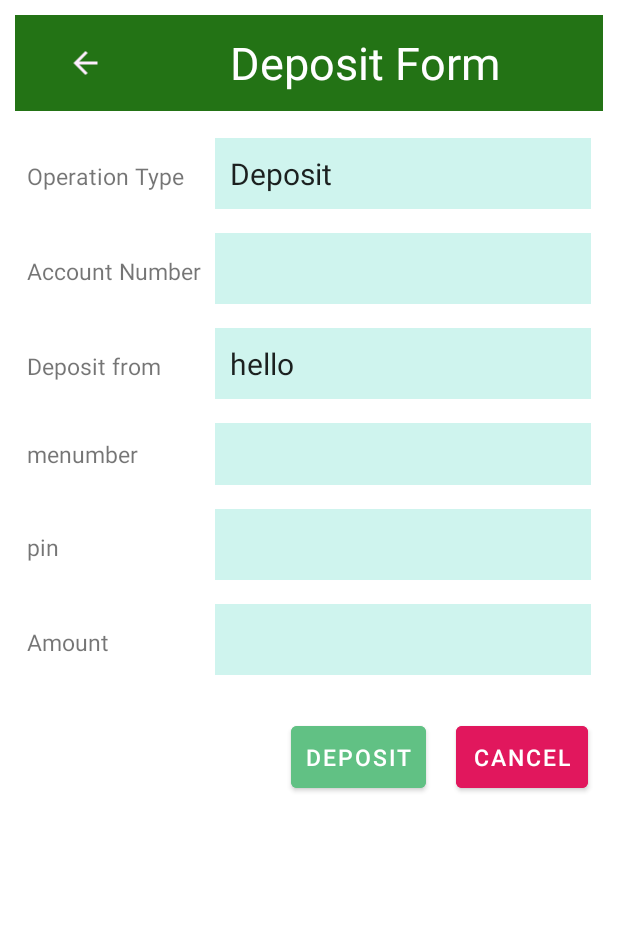
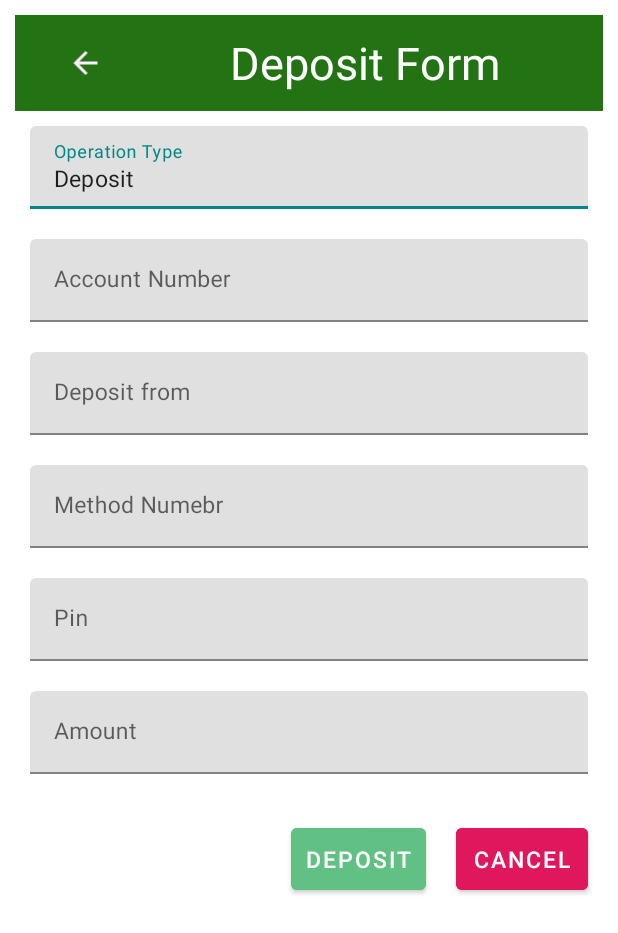
Before and after one commit to mdsaddam1994hossain/androidBanking, an Android app: the DepositForm screen opened directly, with no data from a screen before it, on a phone screen of 412 x 824 dp. Shown: the top 933 px of the screen. Run offline under Robolectric (Android 15) with nearby library versions, the phone set to English and light mode, and no system bars.

Commit message:
rest deposit and account work

```diff
--- a/app/src/main/java/com/example/bankproject2/DepositForm.java
+++ b/app/src/main/java/com/example/bankproject2/DepositForm.java
@@ -12,12 +12,31 @@ import android.widget.TextView;
 import androidx.appcompat.app.AlertDialog;
 import androidx.appcompat.app.AppCompatActivity;
 
+import com.example.bankproject2.model.Account;
+import com.example.bankproject2.model.Deposit;
+import com.example.bankproject2.restClient.RestClient;
+import com.example.bankproject2.restService.AccountService;
+import com.example.bankproject2.restService.DepositService;
+import com.google.android.material.textfield.TextInputEditText;
+import com.google.android.material.textfield.TextInputLayout;
+
+import java.util.Date;
+import java.util.List;
+
+import retrofit2.Call;
+import retrofit2.Callback;
+import retrofit2.Response;
+
 public class DepositForm extends AppCompatActivity implements View.OnClickListener {
-    EditText methodname;
-    TextView methodNumber,methodPin;
+    TextInputEditText methodname,depositAccountNumber,depositAmount;
+    TextInputLayout methodNumber,methodPin;
     Button depositButton,depoCancelButton;
     ImageView depositformbackButton;
     AlertDialog.Builder alertdialogbuilder;
+
+    List<Account> allAccount;
+
+    Date date = new Date();
     @Override
     protected void onCreate(Bundle savedInstanceState) {
         super.onCreate(savedInstanceState);
@@ -26,21 +45,43 @@ public class DepositForm extends AppCompatActivity implements View.OnClickListen
         methodname = findViewById(R.id.depositmethodNameId);
         methodNumber = findViewById(R.id.methodId);
         methodPin = findViewById(R.id.methodPin);
+        depositAmount = findViewById(R.id.depositamountId);
         depositButton = findViewById(R.id.depositButtonId);
         depoCancelButton = findViewById(R.id.depositcancelButtonId);
         depositformbackButton = findViewById(R.id.deposifromtBeckButtonId);
+        depositAccountNumber = findViewById(R.id.depositaccountNumberId);
 
         depositButton.setOnClickListener(this);
         depoCancelButton.setOnClickListener(this);
         depositformbackButton.setOnClickListener(this);
+
+        AccountService accountService = RestClient.getRetrofitInstance().create(AccountService.class);
+        accountService.getAllAccountByCustomerId(MainActivity.custId).enqueue(new Callback<List<Account>>() {
+            @Override
+            public void onResponse(Call<List<Account>> call, Response<List<Account>> response) {
+                 allAccount = response.body();
+
+            }
+
+            @Override
+            public void onFailure(Call<List<Account>> call, Throwable t) {
+
+                System.out.println("Error ----"+t.getMessage());
+                t.printStackTrace();
+
+            }
+        });
+
+
 
         Bundle bundle = getIntent().getExtras();
         if(bundle != null){
 
             String  values = bundle.getString("items");
             methodname.setText(values);
-            methodNumber.setText(values +" Number");
-            methodPin.setText(values +" Pin");
+//            methodNumber.setText()
+//            methodNumber.setText(values +" Number");
+//            methodPin.setText(values +" Pin");
 
 
 
@@ -51,6 +92,41 @@ public class DepositForm extends AppCompatActivity implements View.OnClickListen
     @Override
     public void onClick(View v) {
         if(v.getId() == R.id.depositButtonId){
+
+
+            AccountService accountService = RestClient.getRetrofitInstance().create(AccountService.class);
+            accountService.getAccountById(1).enqueue(new Callback<Account>() {
+                @Override
+                public void onResponse(Call<Account> call, Response<Account> response) {
+                    Account a = response.body();
+                    double oldBalance = a.getBalance();
+                    double amount = Double.parseDouble(depositAmount.getText().toString());
+                    double newBalance = oldBalance + amount;
+                    a.setCustId(a.getCustId());
+                    a.setBalance(newBalance);
+                    accountService.updateAccount(a);
+
+                    System.out.println("oldBalance is --------"+ oldBalance);
+                    System.out.println("newBalance is --------"+ newBalance);
+
+                    Deposit d = new Deposit();
+                    d.setAccountNumber(1);
+                    d.setAmount(amount);
+                    d.setDepositDate(date);
+                    d.setMethod(methodname.getText().toString());
+
+                    accountService.savedeposit(d);
+
+
+                }
+
+                @Override
+                public void onFailure(Call<Account> call, Throwable t) {
+                    System.out.println("Error ----"+t.getMessage());
+                    t.printStackTrace();
+                }
+            });
+
             Intent intent = new Intent(DepositForm.this,HomePage.class);
             startActivity(intent);
         }
--- a/app/src/main/java/com/example/bankproject2/MainActivity.java
+++ b/app/src/main/java/com/example/bankproject2/MainActivity.java
@@ -6,6 +6,7 @@ import android.content.Intent;
 import android.os.Bundle;
 import android.view.View;
 import android.widget.Button;
+import android.widget.Toast;
 
 import com.example.bankproject2.model.Customer;
 import com.example.bankproject2.restClient.RestClient;
@@ -27,7 +28,7 @@ public class MainActivity extends AppCompatActivity implements View.OnClickListe
     ArrayList customers;
 
    // String restEmail,restPassword;
-    int custId;
+   static int custId;
     @Override
     protected void onCreate(Bundle savedInstanceState) {
         super.onCreate(savedInstanceState);
@@ -73,20 +74,23 @@ public class MainActivity extends AppCompatActivity implements View.OnClickListe
 
             String email = emailEdit.getText().toString();
             String password = passwordEdit.getText().toString();
-            System.out.println("Password "+password+"email "+email);
+
             CustomerService customerService = RestClient.getRetrofitInstance().create(CustomerService.class);
             customerService.getCustomerByEmailAddPssword(email,password).enqueue(new Callback<Customer>() {
                 @Override
                 public void onResponse(Call<Customer> call, Response<Customer> response) {
                     Customer customer = response.body();
-                    System.out.println("Response "+response.body());
-                    System.out.println("customer "+customer);
-                    System.out.println("email----------"+email+response.body());
 
-                    if(customer.getEmail() != null && email.equals(customer.getEmail()) && password.equals(customer.getPassword())){
+
+                    if(email.equals(customer.getEmail()) && password.equals(customer.getPassword())){
+                        custId = customer.getCustId();
+                        System.out.println("customer is ----------------"+custId);
                         Intent intent = new Intent(MainActivity.this,HomePage.class);
+                       // intent.putExtra("custId",custId);
                         startActivity(intent);
 
+                    }else {
+                        Toast.makeText(MainActivity.this,"Email or password Not match",Toast.LENGTH_SHORT).show();
                     }
 
 
--- a/app/src/main/java/com/example/bankproject2/restClient/RestClient.java
+++ b/app/src/main/java/com/example/bankproject2/restClient/RestClient.java
@@ -5,7 +5,7 @@ import retrofit2.converter.gson.GsonConverterFactory;
 
 public class RestClient {
     static Retrofit retrofit;
-    static final  String BASE_URL = "http://192.168.10.231:8080/";
+    static final  String BASE_URL = "http://192.168.0.105:8080/";
 
     public static Retrofit getRetrofitInstance(){
         if(retrofit == null){
--- /dev/null
+++ b/app/src/main/java/com/example/bankproject2/restService/AccountService.java
@@ -0,0 +1,32 @@
+package com.example.bankproject2.restService;
+
+import com.example.bankproject2.model.Account;
+import com.example.bankproject2.model.Deposit;
+
+
+import java.util.List;
+
+import retrofit2.Call;
+import retrofit2.http.Body;
+import retrofit2.http.GET;
+import retrofit2.http.POST;
+import retrofit2.http.PUT;
+import retrofit2.http.Query;
+
+public interface AccountService {
+
+    @GET("/api/accountsByCustId")
+    Call<List<Account>> getAllAccountByCustomerId(@Query("custId") int custId);
+
+    @GET("/api/account")
+    Call<Account> getAccountById(@Query("accountNumber") int accountNumber);
+
+
+    @PUT("/api/updateAccount")
+    Call<Account> updateAccount(@Body Account a);
+
+    @POST("/api/deposit")
+    Call<Deposit> savedeposit(@Body Deposit d);
+
+
+}
--- /dev/null
+++ b/app/src/main/java/com/example/bankproject2/restService/DepositService.java
@@ -0,0 +1,13 @@
+package com.example.bankproject2.restService;
+
+import com.example.bankproject2.model.Deposit;
+
+import retrofit2.Call;
+import retrofit2.http.Body;
+import retrofit2.http.POST;
+
+public interface DepositService {
+
+    @POST("/api/deposit")
+    Call<Deposit> savedeposit(@Body Deposit d);
+}
--- a/app/src/main/res/layout/activity_deposit_form.xml
+++ b/app/src/main/res/layout/activity_deposit_form.xml
@@ -40,156 +40,255 @@
             />
     </LinearLayout>
 
-    <LinearLayout
+    <com.google.android.material.textfield.TextInputLayout
         android:layout_width="match_parent"
         android:layout_height="wrap_content"
-        android:weightSum="6"
-        android:orientation="horizontal"
-        android:padding="8dp"
-        android:layout_marginTop="10dp"
-        >
-        <TextView
-            android:layout_width="0dp"
+        android:hint="Operation Type">
+
+        <com.google.android.material.textfield.TextInputEditText
+            android:id="@+id/depositoperationType"
+            android:layout_width="match_parent"
             android:layout_height="wrap_content"
-            android:layout_weight="2"
-            android:text="Operation Type"
-            android:textSize="15dp"/>
-        <EditText
-            android:layout_weight="4"
-            android:layout_width="0dp"
-            android:layout_height="wrap_content"
-            android:textSize="20dp"
+            android:layout_margin="10dp"
+            android:textSize="15dp"
             android:text="Deposit"
-            android:editable="false"
-            android:id="@+id/depositoperationType"
-            android:background="#CFF4EE"
-            android:padding="10dp"/>
+            />
 
-    </LinearLayout>
+    </com.google.android.material.textfield.TextInputLayout>
 
-    <LinearLayout
+<!--    <LinearLayout-->
+<!--        android:layout_width="match_parent"-->
+<!--        android:layout_height="wrap_content"-->
+<!--        android:weightSum="6"-->
+<!--        android:orientation="horizontal"-->
+<!--        android:padding="8dp"-->
+<!--        android:layout_marginTop="10dp"-->
+<!--        >-->
+<!--        <TextView-->
+<!--            android:layout_width="0dp"-->
+<!--            android:layout_height="wrap_content"-->
+<!--            android:layout_weight="2"-->
+<!--            android:text="Operation Type"-->
+<!--            android:textSize="15dp"/>-->
+<!--        <EditText-->
+<!--            android:layout_weight="4"-->
+<!--            android:layout_width="0dp"-->
+<!--            android:layout_height="wrap_content"-->
+<!--            android:textSize="20dp"-->
+<!--            android:text="Deposit"-->
+<!--            android:editable="false"-->
+<!--            android:id="@+id/depositoperationType"-->
+<!--            android:background="#CFF4EE"-->
+<!--            android:padding="10dp"/>-->
+
+<!--    </LinearLayout>-->
+
+    <com.google.android.material.textfield.TextInputLayout
         android:layout_width="match_parent"
         android:layout_height="wrap_content"
-        android:weightSum="6"
-        android:orientation="horizontal"
-        android:padding="8dp"
+        android:hint="Account Number">
 
-        >
-        <TextView
-            android:layout_width="0dp"
+        <com.google.android.material.textfield.TextInputEditText
+            android:id="@+id/depositaccountNumberId"
+            android:layout_width="match_parent"
             android:layout_height="wrap_content"
-            android:layout_weight="2"
-            android:text="Account Number"
-            android:textSize="15dp" />
-        <EditText
-            android:layout_weight="4"
-            android:layout_width="0dp"
-            android:layout_height="wrap_content"
-            android:textSize="20dp"
-            android:id="@+id/depositaccountNumberId"
-            android:background="#CFF4EE"
-            android:padding="10dp"/>
+            android:layout_margin="10dp"
+            android:textSize="15dp"
 
-    </LinearLayout>
+            />
 
-    <LinearLayout
+    </com.google.android.material.textfield.TextInputLayout>
+
+<!--    <LinearLayout-->
+<!--        android:layout_width="match_parent"-->
+<!--        android:layout_height="wrap_content"-->
+<!--        android:weightSum="6"-->
+<!--        android:orientation="horizontal"-->
+<!--        android:padding="8dp"-->
+
+<!--        >-->
+<!--        <TextView-->
+<!--            android:layout_width="0dp"-->
+<!--            android:layout_height="wrap_content"-->
+<!--            android:layout_weight="2"-->
+<!--            android:text="Account Number"-->
+<!--            android:textSize="15dp" />-->
+<!--        <EditText-->
+<!--            android:layout_weight="4"-->
+<!--            android:layout_width="0dp"-->
+<!--            android:layout_height="wrap_content"-->
+<!--            android:textSize="20dp"-->
+<!--            android:id="@+id/depositaccountNumberId"-->
+<!--            android:background="#CFF4EE"-->
+<!--            android:padding="10dp"/>-->
+
+<!--    </LinearLayout>-->
+
+    <com.google.android.material.textfield.TextInputLayout
         android:layout_width="match_parent"
         android:layout_height="wrap_content"
-        android:weightSum="6"
-        android:orientation="horizontal"
-        android:padding="8dp"
-        >
-        <TextView
-            android:layout_width="0dp"
+        android:hint="Deposit from">
+
+        <com.google.android.material.textfield.TextInputEditText
+            android:id="@+id/depositmethodNameId"
+            android:layout_width="match_parent"
             android:layout_height="wrap_content"
-            android:layout_weight="2"
-            android:text="Deposit from"
-            android:textSize="15sp"/>
-        <EditText
-            android:layout_weight="4"
-            android:layout_width="0dp"
-            android:layout_height="wrap_content"
-            android:textSize="20dp"
-            android:text="hello"
-            android:id="@+id/depositmethodNameId"
-            android:background="#CFF4EE"
-            android:padding="10dp"/>
+            android:layout_margin="10dp"
+            android:textSize="15dp"
 
-    </LinearLayout>
+            />
 
-    <LinearLayout
+    </com.google.android.material.textfield.TextInputLayout>
+
+<!--    <LinearLayout-->
+<!--        android:layout_width="match_parent"-->
+<!--        android:layout_height="wrap_content"-->
+<!--        android:weightSum="6"-->
+<!--        android:orientation="horizontal"-->
+<!--        android:padding="8dp"-->
+<!--        >-->
+<!--        <TextView-->
+<!--            android:layout_width="0dp"-->
+<!--            android:layout_height="wrap_content"-->
+<!--            android:layout_weight="2"-->
+<!--            android:text="Deposit from"-->
+<!--            android:textSize="15sp"/>-->
+<!--        <EditText-->
+<!--            android:layout_weight="4"-->
+<!--            android:layout_width="0dp"-->
+<!--            android:layout_height="wrap_content"-->
+<!--            android:textSize="20dp"-->
+<!--            android:text="hello"-->
+<!--            android:id="@+id/depositmethodNameId"-->
+<!--            android:background="#CFF4EE"-->
+<!--            android:padding="10dp"/>-->
+
+<!--    </LinearLayout>-->
+
+    <com.google.android.material.textfield.TextInputLayout
+        android:id="@+id/methodId"
         android:layout_width="match_parent"
         android:layout_height="wrap_content"
-        android:weightSum="6"
-        android:orientation="horizontal"
-        android:padding="8dp"
-        >
-        <TextView
-            android:id="@+id/methodId"
-            android:layout_width="0dp"
+        android:hint="Method Numebr">
+
+        <com.google.android.material.textfield.TextInputEditText
+            android:id="@+id/depositmethodNumber"
+            android:layout_width="match_parent"
             android:layout_height="wrap_content"
-            android:layout_weight="2"
-            android:text="menumber"
-            android:textSize="15dp"/>
-        <EditText
-            android:layout_weight="4"
-            android:layout_width="0dp"
-            android:layout_height="wrap_content"
+            android:layout_margin="10dp"
             android:textSize="15dp"
-            android:background="#CFF4EE"
-            android:id="@+id/depositmethodNumber"
-            android:padding="10dp"/>
 
-    </LinearLayout>
-    <LinearLayout
+            />
+
+    </com.google.android.material.textfield.TextInputLayout>
+
+<!--    <LinearLayout-->
+<!--        android:layout_width="match_parent"-->
+<!--        android:layout_height="wrap_content"-->
+<!--        android:weightSum="6"-->
+<!--        android:orientation="horizontal"-->
+<!--        android:padding="8dp"-->
+<!--        >-->
+<!--        <TextView-->
+<!--            android:id="@+id/methodId"-->
+<!--            android:layout_width="0dp"-->
+<!--            android:layout_height="wrap_content"-->
+<!--            android:layout_weight="2"-->
+<!--            android:text="menumber"-->
+<!--            android:textSize="15dp"/>-->
+<!--        <EditText-->
+<!--            android:layout_weight="4"-->
+<!--            android:layout_width="0dp"-->
+<!--            android:layout_height="wrap_content"-->
+<!--            android:textSize="15dp"-->
+<!--            android:background="#CFF4EE"-->
+<!--            android:id="@+id/depositmethodNumber"-->
+<!--            android:padding="10dp"/>-->
+
+<!--    </LinearLayout>-->
+
+    <com.google.android.material.textfield.TextInputLayout
         android:layout_width="match_parent"
         android:layout_height="wrap_content"
-        android:weightSum="6"
-        android:orientation="horizontal"
-        android:padding="8dp"
-        >
-        <TextView
-            android:id="@+id/methodPin"
-            android:layout_width="0dp"
+        android:hint="Pin"
+        android:id="@+id/methodPin">
+
+        <com.google.android.material.textfield.TextInputEditText
+            android:id="@+id/depositmethodPinId"
+            android:layout_width="match_parent"
             android:layout_height="wrap_content"
-            android:layout_weight="2"
-            android:text="pin"
-            android:textSize="15dp"/>
-        <EditText
-            android:layout_weight="4"
-            android:layout_width="0dp"
-            android:layout_height="wrap_content"
-            android:textSize="20dp"
-            android:id="@+id/depositmethodPinId"
-            android:background="#CFF4EE"
+            android:layout_margin="10dp"
+            android:textSize="15dp"
             android:inputType="textPassword"
-            android:padding="10dp"
             />
 
-    </LinearLayout>
-    <LinearLayout
+    </com.google.android.material.textfield.TextInputLayout>
+
+<!--    <LinearLayout-->
+<!--        android:layout_width="match_parent"-->
+<!--        android:layout_height="wrap_content"-->
+<!--        android:weightSum="6"-->
+<!--        android:orientation="horizontal"-->
+<!--        android:padding="8dp"-->
+<!--        >-->
+<!--        <TextView-->
+<!--            android:id="@+id/methodPin"-->
+<!--            android:layout_width="0dp"-->
+<!--            android:layout_height="wrap_content"-->
+<!--            android:layout_weight="2"-->
+<!--            android:text="pin"-->
+<!--            android:textSize="15dp"/>-->
+<!--        <EditText-->
+<!--            android:layout_weight="4"-->
+<!--            android:layout_width="0dp"-->
+<!--            android:layout_height="wrap_content"-->
+<!--            android:textSize="20dp"-->
+<!--            android:id="@+id/depositmethodPinId"-->
+<!--            android:background="#CFF4EE"-->
+<!--            android:inputType="textPassword"-->
+<!--            android:padding="10dp"-->
+<!--            />-->
+
+<!--    </LinearLayout>-->
+
+    <com.google.android.material.textfield.TextInputLayout
         android:layout_width="match_parent"
         android:layout_height="wrap_content"
-        android:weightSum="6"
-        android:orientation="horizontal"
-        android:padding="8dp"
-        >
-        <TextView
-            android:layout_width="0dp"
+        android:hint="Amount">
+
+        <com.google.android.material.textfield.TextInputEditText
+            android:id="@+id/depositamountId"
+            android:layout_width="match_parent"
             android:layout_height="wrap_content"
-            android:layout_weight="2"
-            android:text="Amount"
-            android:textSize="15dp"/>
-        <EditText
-            android:layout_weight="4"
-            android:layout_width="0dp"
-            android:layout_height="wrap_content"
-            android:textSize="20dp"
-            android:id="@+id/depositamountId"
-            android:background="#CFF4EE"
-            android:padding="10dp"/>
+            android:layout_margin="10dp"
+            android:textSize="15dp"
 
-    </LinearLayout>
+            />
+
+    </com.google.android.material.textfield.TextInputLayout>
+<!--    <LinearLayout-->
+<!--        android:layout_width="match_parent"-->
+<!--        android:layout_height="wrap_content"-->
+<!--        android:weightSum="6"-->
+<!--        android:orientation="horizontal"-->
+<!--        android:padding="8dp"-->
+<!--        >-->
+<!--        <TextView-->
+<!--            android:layout_width="0dp"-->
+<!--            android:layout_height="wrap_content"-->
+<!--            android:layout_weight="2"-->
+<!--            android:text="Amount"-->
+<!--            android:textSize="15dp"/>-->
+<!--        <EditText-->
+<!--            android:layout_weight="4"-->
+<!--            android:layout_width="0dp"-->
+<!--            android:layout_height="wrap_content"-->
+<!--            android:textSize="20dp"-->
+<!--            android:id="@+id/depositamountId"-->
+<!--            android:background="#CFF4EE"-->
+<!--            android:padding="10dp"/>-->
+
+<!--    </LinearLayout>-->
 
 
 
--- a/app/src/main/res/xml/network_security_config.xml
+++ b/app/src/main/res/xml/network_security_config.xml
@@ -2,7 +2,7 @@
 
 <network-security-config>
     <domain-config cleartextTrafficPermitted="true">
-        <domain includeSubdomains="true">192.168.10.231</domain>
+        <domain includeSubdomains="true">192.168.0.105</domain>
 
     </domain-config>
 </network-security-config>
```
